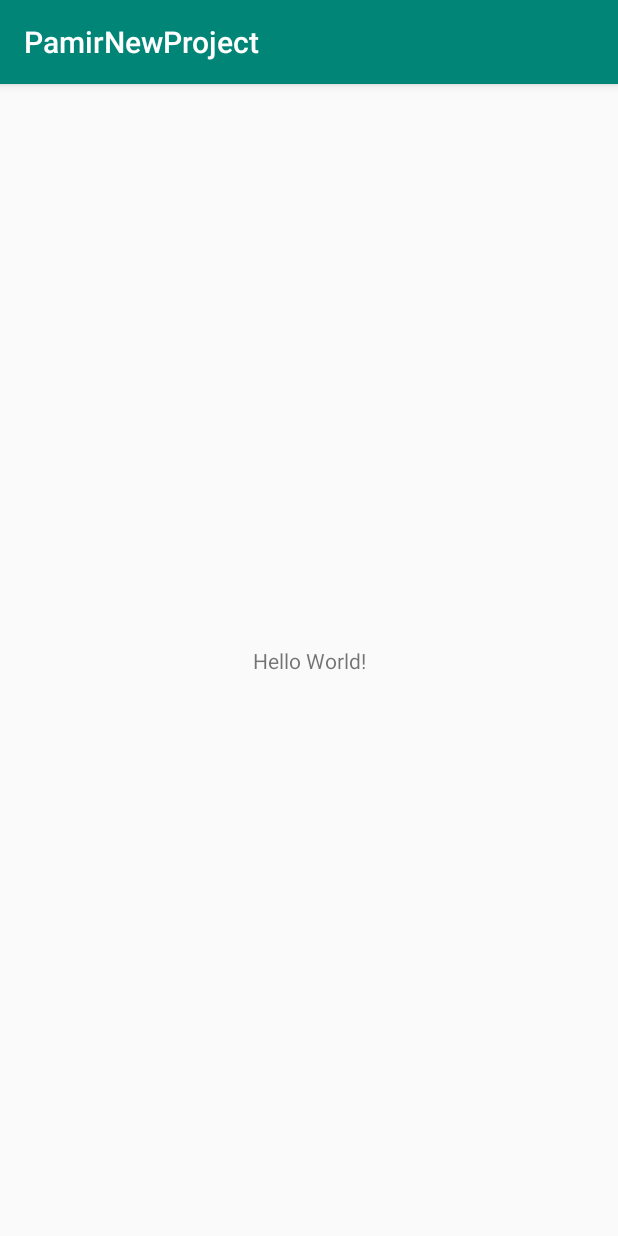
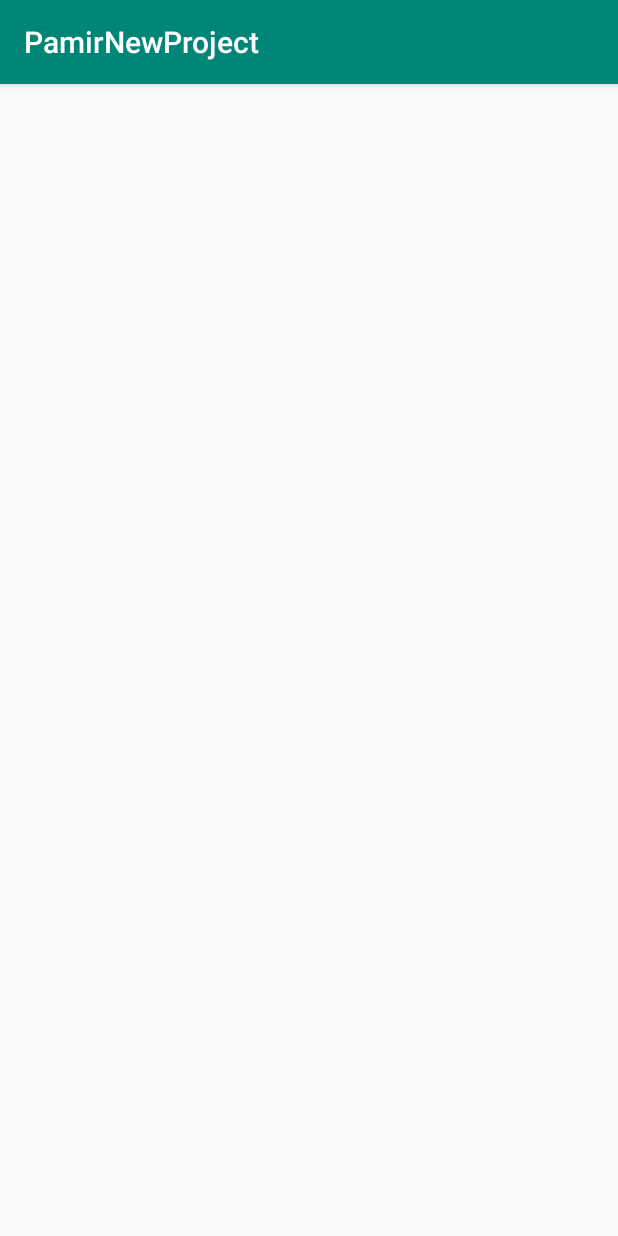
Before and after one commit to pamrwt/Album_App, an Android app: the screen it shows after launch (MainActivity), on a phone screen of 412 x 824 dp. Run offline under Robolectric (Android 15) with nearby library versions, the phone set to English and light mode, and no system bars.

Commit message:
first commit

```diff
--- a/app/src/main/java/no/pamir/pamirnewproject/MainActivity.java
+++ b/app/src/main/java/no/pamir/pamirnewproject/MainActivity.java
@@ -9,6 +9,6 @@ public class MainActivity extends AppCompatActivity {
     @Override
     protected void onCreate(Bundle savedInstanceState) {
         super.onCreate(savedInstanceState);
-        setContentView(R.layout.activity_main);
+//        setContentView(R.layout.activity_main);
     }
 }
```
